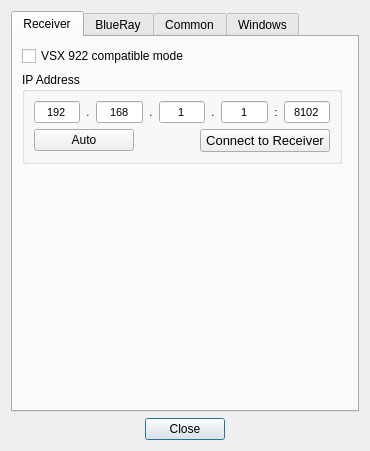
Before: the Qt Designer form settingsdialog.ui in AceOfSnakes/AvrPioRemote, drawn with Qt 5.
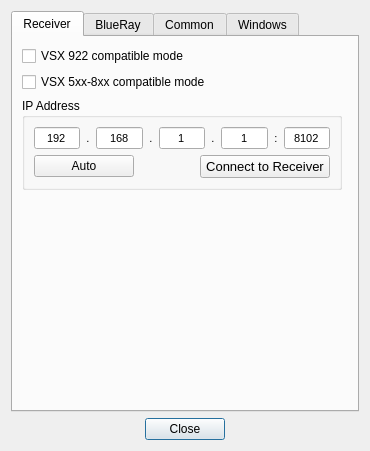
After: the same form once the commit is applied. The open tabs and pages were chosen to show the change.

Commit message: Added a compatibility setting for vsx-510, this time it only doesn't sent ?PQ because this is wrongly interpreted by this receiver and leads to a endless loop Added a distance setting for subwoofer in mcacc eq Added a simple mcacc progress dialog

Patch:
```diff
--- a/settingsdialog.ui
+++ b/settingsdialog.ui
@@ -40,6 +40,13 @@
          </property>
         </widget>
        </item>
+       <item>
+        <widget class="QCheckBox" name="VSX5xxCompatibilityModeCheckBox">
+         <property name="text">
+          <string>VSX 5xx-8xx compatible mode</string>
+         </property>
+        </widget>
+       </item>
        <item>
         <layout class="QHBoxLayout" name="horizontalLayout_4">
          <item>
```
Left out of the diff: 2 changed lines with no effect on the pictures. The commit also changes 18 other files.
